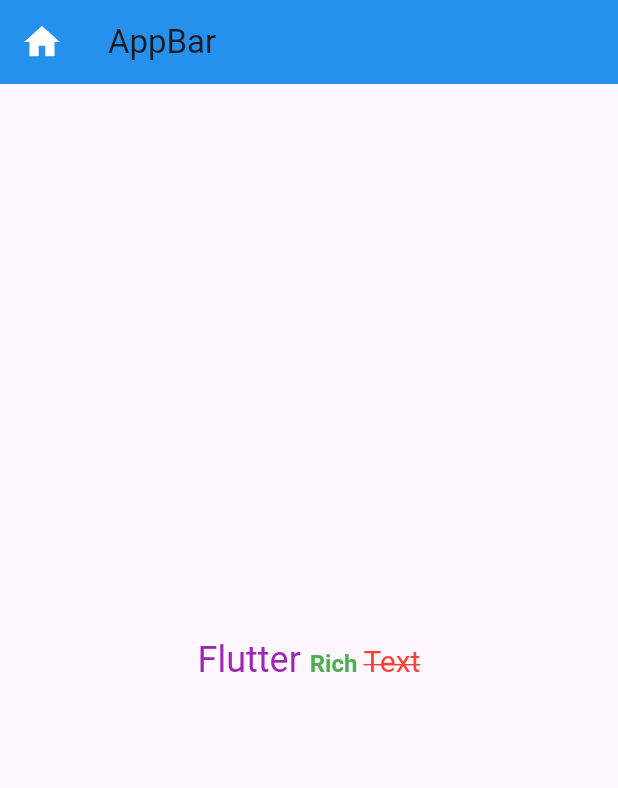
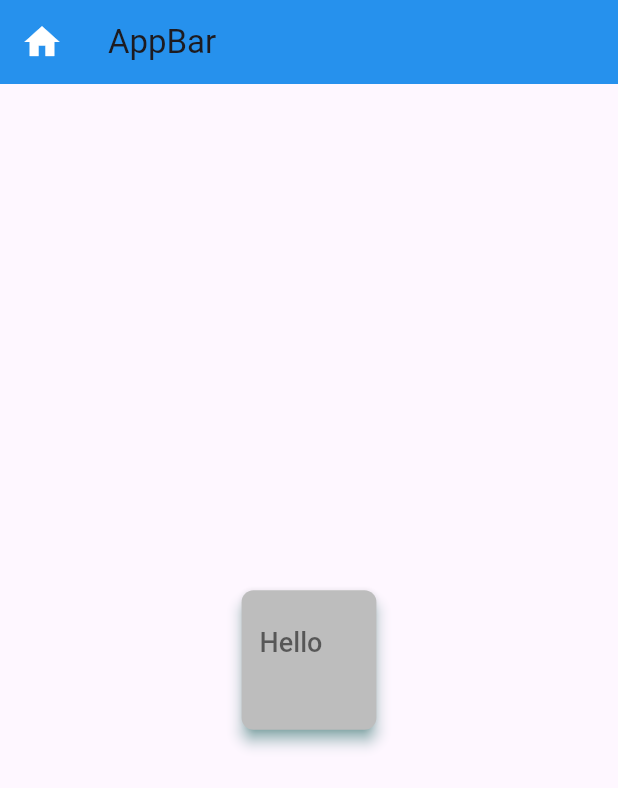
Before and after one commit to littleboyaba/Flutter-Widgets, a Flutter app: the screen it shows after launch, on a phone screen of 412 x 824 dp. Shown: the top 788 px of the screen. Run offline on Flutter 3.47's test engine with Material 3 defaults, Android fonts, the phone set to English and light mode, and no system bars.

```diff
--- a/lib/main.dart
+++ b/lib/main.dart
@@ -36,30 +36,39 @@ class HomeActivity extends StatelessWidget {
         ),
         //backgroundColor: Color(0xFF338930),
         body: Center(
-        child: RichText(
-          text: TextSpan(
-            text: 'Flutter ',
-            style: TextStyle(color: Colors.purple, fontSize: 24),
-            children: const [
-              TextSpan(
-                text: 'Rich ',
-                style: TextStyle(
-                    color: Colors.green,
-                    fontSize: 16,
-                    fontWeight: FontWeight.bold),
+          child: Column(
+            mainAxisAlignment: MainAxisAlignment.center,
+            children: [
+              ElevatedButton(
+                onPressed: () {
+                  print('Tapped on Hello Button');
+                },
+                onLongPress: () {
+                  print('You have long pressed Hello Button');
+                },
+                style: ElevatedButton.styleFrom(
+                    backgroundColor: Colors.grey.shade400,
+                    foregroundColor: Colors.black54,
+                    // maximumSize: Size(300, 80),
+                    // minimumSize: Size(250, 40),
+                    // padding: EdgeInsets.all(16),
+                    // padding: EdgeInsets.symmetric(vertical: 12, horizontal: 32),
+                    padding: EdgeInsets.only(left: 12, top: 24, right: 36, bottom: 48),
+                    elevation: 4,
+                    shadowColor: Colors.teal,
+                    textStyle: TextStyle(
+                      fontSize: 18,
+                      fontWeight: FontWeight.w500,
+                      color: Colors.white, // color won't work for "foregroundColor" as its set to black.
                     ),
-              TextSpan(
-                text: 'Text',
-                style: TextStyle(
-                  color: Colors.red,
-                  fontSize: 20,
-                  decoration: TextDecoration.lineThrough,
+                    shape: RoundedRectangleBorder(
+                      borderRadius: BorderRadius.circular(8),
+                    )),
+                child: Text('Hello'),
               ),
-              )
+
             ],
           ),
-        ),
-      ),
-    );
+        ));
   }
 }
```
Lines whose indentation alone changed are shown as unchanged.
